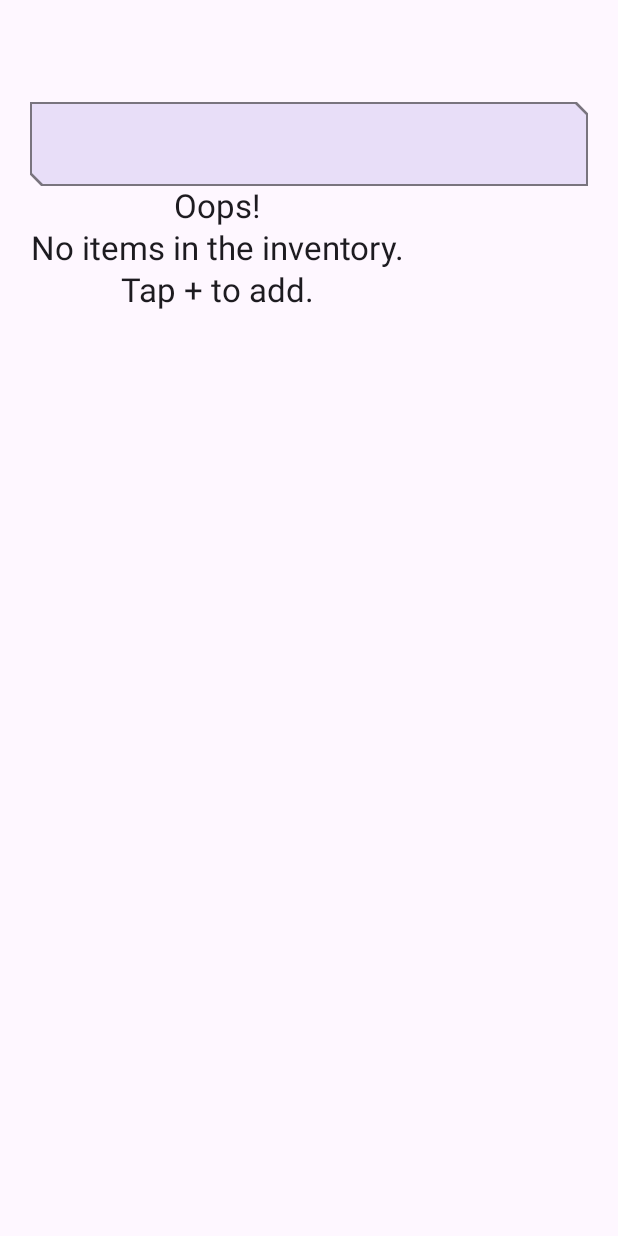
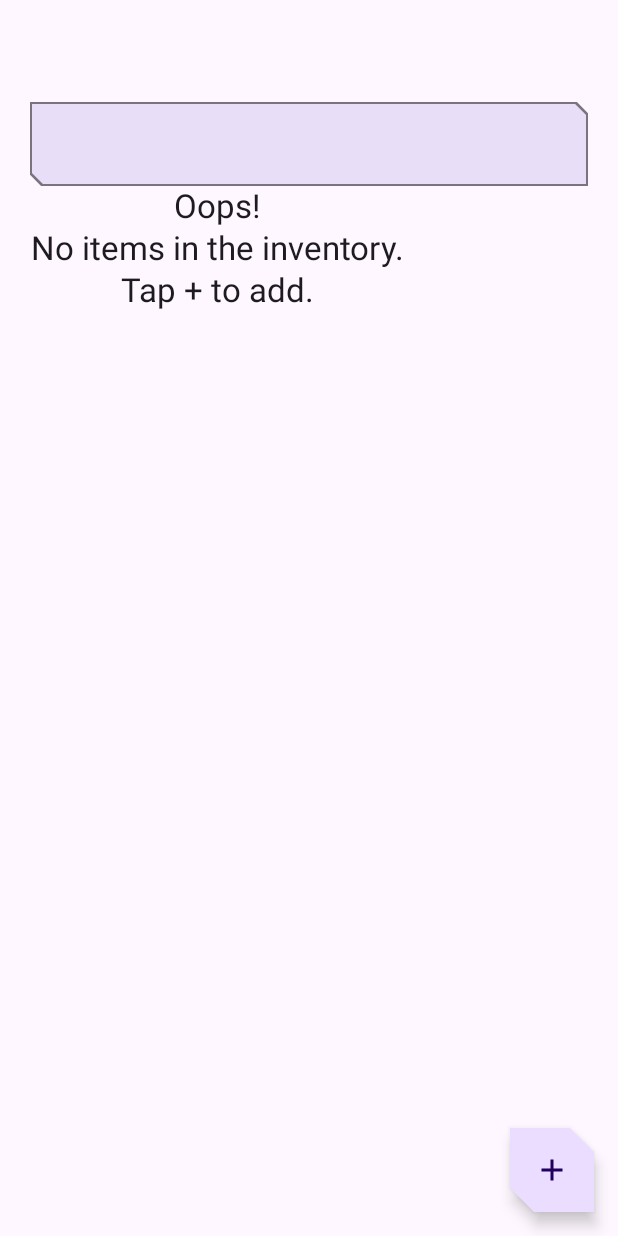
Before and after one commit to pspletinckx/SuppliesForAndroid, an Android app built with Jetpack Compose: the screen it shows after launch (MainActivity), on a phone screen of 412 x 824 dp. Run offline under Robolectric (Android 15) with nearby library versions, the phone set to English and light mode, and no system bars; our stand-ins replace Room's generated code.

Commit message:
Re-add add button

```diff
--- a/app/src/main/java/be/pieterpletinckx/supplystorage/ui/search/SearchByNameScreen.kt
+++ b/app/src/main/java/be/pieterpletinckx/supplystorage/ui/search/SearchByNameScreen.kt
@@ -2,8 +2,18 @@ package be.pieterpletinckx.supplystorage.ui.search
 
 import androidx.compose.foundation.layout.Column
 import androidx.compose.foundation.layout.PaddingValues
+import androidx.compose.foundation.layout.WindowInsets
+import androidx.compose.foundation.layout.asPaddingValues
+import androidx.compose.foundation.layout.calculateEndPadding
+import androidx.compose.foundation.layout.fillMaxSize
 import androidx.compose.foundation.layout.fillMaxWidth
 import androidx.compose.foundation.layout.padding
+import androidx.compose.foundation.layout.safeDrawing
+import androidx.compose.material.icons.Icons
+import androidx.compose.material.icons.filled.Add
+import androidx.compose.material3.ExperimentalMaterial3Api
+import androidx.compose.material3.FloatingActionButton
+import androidx.compose.material3.Icon
 import androidx.compose.material3.MaterialTheme
 import androidx.compose.material3.OutlinedTextField
 import androidx.compose.material3.OutlinedTextFieldDefaults
@@ -16,13 +26,18 @@ import androidx.compose.runtime.mutableStateOf
 import androidx.compose.runtime.remember
 import androidx.compose.runtime.setValue
 import androidx.compose.ui.Modifier
+import androidx.compose.ui.input.nestedscroll.nestedScroll
+import androidx.compose.ui.platform.LocalLayoutDirection
+import androidx.compose.ui.res.stringResource
 import androidx.compose.ui.tooling.preview.Preview
 import androidx.compose.ui.unit.dp
 import androidx.lifecycle.viewmodel.compose.viewModel
+import be.pieterpletinckx.supplystorage.InventoryTopAppBar
 import be.pieterpletinckx.supplystorage.R
 import be.pieterpletinckx.supplystorage.data.Item
 import be.pieterpletinckx.supplystorage.ui.AppViewModelProvider
 import be.pieterpletinckx.supplystorage.ui.home.HomeBody
+import be.pieterpletinckx.supplystorage.ui.home.HomeDestination
 import be.pieterpletinckx.supplystorage.ui.home.HomeViewModel
 import be.pieterpletinckx.supplystorage.ui.navigation.NavigationDestination
 import be.pieterpletinckx.supplystorage.ui.theme.InventoryTheme
@@ -35,6 +50,7 @@ object SearchByName : NavigationDestination {
     override val route = "search"
     override val titleRes = R.string.app_name
 }
+@OptIn(ExperimentalMaterial3Api::class)
 @Composable
 fun SearchByNameScreen(
     navigateToItemEntry: () -> Unit,
@@ -43,15 +59,42 @@ fun SearchByNameScreen(
     viewModel: SearchViewModel = viewModel(factory = AppViewModelProvider.Factory)
 ) {
     val searchUiState by viewModel.searchUiState.collectAsState()
-//    val scrollBehavior = TopAppBarDefaults.enterAlwaysScrollBehavior()
+    val scrollBehavior = TopAppBarDefaults.enterAlwaysScrollBehavior()
     val searchText by viewModel.searchText.collectAsState()
     val isSearching by viewModel.isSearching.collectAsState()
-    Scaffold {
+    Scaffold (
+        modifier = modifier.nestedScroll(scrollBehavior.nestedScrollConnection),
+        topBar = {
+//            InventoryTopAppBar(
+//                title = stringResource(HomeDestination.titleRes),
+//                canNavigateBack = false,
+//                scrollBehavior = scrollBehavior
+//            )
+        },
+        floatingActionButton = {
+            FloatingActionButton(
+                onClick = navigateToItemEntry,
+                shape = MaterialTheme.shapes.medium,
+                modifier = Modifier
+                    .padding(
+                        end = WindowInsets.safeDrawing.asPaddingValues()
+                            .calculateEndPadding(LocalLayoutDirection.current)
+                    )
+            ) {
+                Icon(
+                    imageVector = Icons.Default.Add,
+                    contentDescription = stringResource(R.string.item_entry_title)
+                )
+            }
+        },
+    ){ innerPadding ->
         SearchByName(
             searchUiState.itemList,
             searchText,
             onItemClick = navigateToItemUpdate,
-            onItemSearch = viewModel::onSearchTextChange)
+            onItemSearch = viewModel::onSearchTextChange,
+            modifier = modifier.fillMaxSize(),
+            contentPadding = innerPadding)
     }
 }
 
@@ -66,7 +109,7 @@ fun SearchByName(
 ){
     var term by remember { mutableStateOf("Hello") }
     Column (
-        modifier = Modifier
+        modifier = modifier
             .padding(20.dp)
             .padding(top = 40.dp)
 //                verticalArrangement = Arrangement.spacedBy(dimensionResource(id = R.dimen.padding_medium))
```
